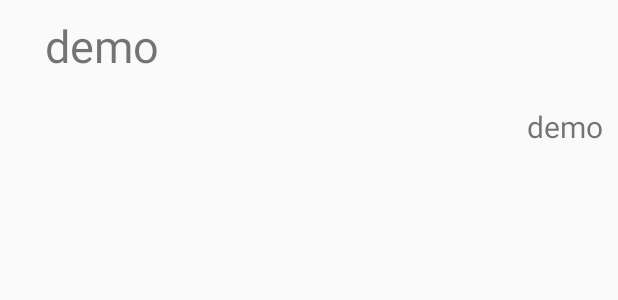
After one commit to AnuragDShetty/PlantScanApp, an Android app: the layout history_model.xml on its own in the app's theme, with its tools: preview values and no code run, on a phone screen of 412 x 824 dp. The commit adds this screen. Shown: the top 300 px of the screen. Run offline under Robolectric (Android 15) with nearby library versions, the phone set to English and light mode, and no system bars; network calls fail.

Commit message:
sun commit

```diff
--- a/app/build.gradle
+++ b/app/build.gradle
@@ -27,4 +27,5 @@ dependencies {
     testImplementation 'junit:junit:4.12'
     androidTestImplementation 'com.android.support.test:runner:1.0.2'
     androidTestImplementation 'com.android.support.test.espresso:espresso-core:3.0.2'
+    implementation 'com.android.volley:volley:1.1.1'
 }
--- a/app/src/main/AndroidManifest.xml
+++ b/app/src/main/AndroidManifest.xml
@@ -1,6 +1,8 @@
 <?xml version="1.0" encoding="utf-8"?>
 <manifest xmlns:android="http://schemas.android.com/apk/res/android"
     package="com.example.plantscanapp">
+
+    <uses-permission android:name="android.permission.INTERNET"/>
 
     <application
         android:allowBackup="true"
--- a/app/src/main/java/com/example/plantscanapp/MainActivity.java
+++ b/app/src/main/java/com/example/plantscanapp/MainActivity.java
@@ -86,7 +86,6 @@ public class MainActivity extends AppCompatActivity
             getSupportFragmentManager().beginTransaction().replace(R.id.fragment_container,new RegisterFragment()).commit();
         }
         else if (id == R.id.nav_history) {
-            Toast.makeText(MainActivity.this,"History selected",Toast.LENGTH_SHORT).show();
             getSupportFragmentManager().beginTransaction().replace(R.id.fragment_container,new HistoryFragment()).commit();
         }
 
--- /dev/null
+++ b/app/src/main/res/layout/history_model.xml
@@ -0,0 +1,24 @@
+<?xml version="1.0" encoding="utf-8"?>
+<RelativeLayout android:layout_height="wrap_content"
+    android:layout_width="match_parent"
+    xmlns:android="http://schemas.android.com/apk/res/android" >
+    <TextView
+        android:id="@+id/name"
+        android:layout_width="wrap_content"
+        android:layout_height="wrap_content"
+        android:text="demo"
+        android:textSize="30sp"
+        android:padding="10dp"
+        android:layout_marginLeft="20dp"
+        />
+    <TextView
+        android:id="@+id/date"
+        android:layout_width="wrap_content"
+        android:layout_height="wrap_content"
+        android:text="demo"
+        android:textSize="20sp"
+        android:layout_below="@id/name"
+        android:padding="10dp"
+        android:layout_alignParentRight="true"
+        />
+</RelativeLayout>
```
Also changed, not shown: app/src/main/java/com/example/plantscanapp/HistoryFragment.java (+91 -2 lines), app/src/main/java/com/example/plantscanapp/adapter/HistoryAdapter.java (added, +57 -0 lines), app/src/main/java/com/example/plantscanapp/model/HistoryModel.java (added, +22 -0 lines), app/src/main/res/layout/fragment_history.xml (+10 -3 lines).
